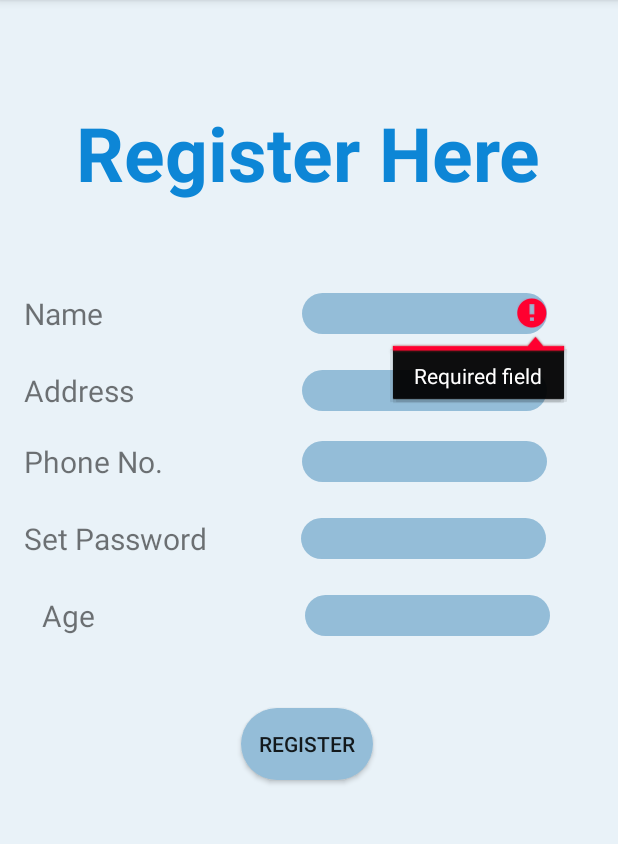
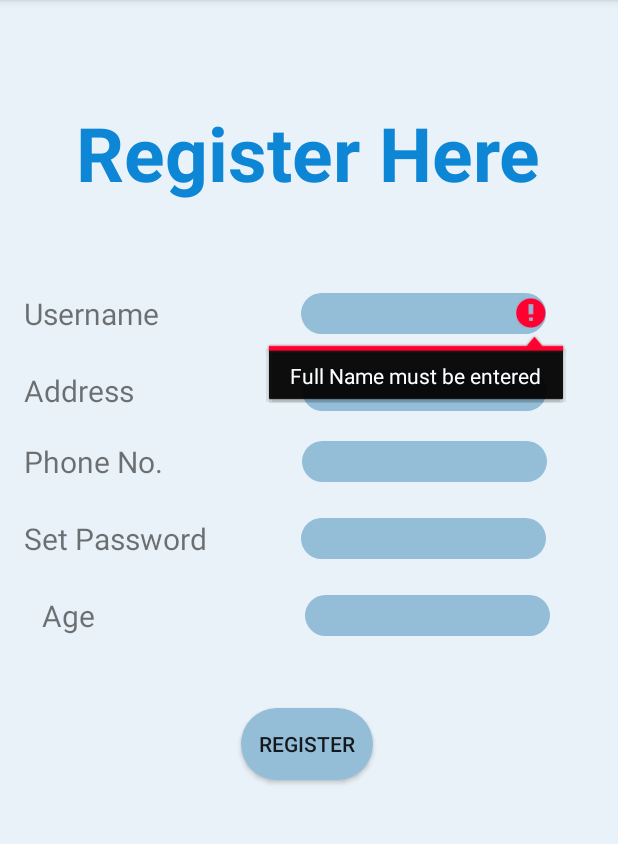
Before and after one commit to spur-s/Voter, an Android app: the screen it shows after launch (RegisterActivity), after a tap on "REGISTER", on a phone screen of 412 x 824 dp, the part 84-928 px from its top. Run offline under Robolectric (Android 15) with nearby library versions, the phone set to English and light mode, and no system bars; our stand-ins replace Firebase (no records; nobody signed in at launch, a user with empty details on screens opened directly).

```diff
--- a/app/build.gradle
+++ b/app/build.gradle
@@ -6,8 +6,9 @@ android {
     buildToolsVersion "29.0.2"
     defaultConfig {
         applicationId "com.sparsh.vote"
-        minSdkVersion 15
+        minSdkVersion 16
         targetSdkVersion 29
+        multiDexEnabled true
         versionCode 1
         versionName "1.0"
         testInstrumentationRunner "androidx.test.runner.AndroidJUnitRunner"
@@ -22,10 +23,13 @@ android {
 
 dependencies {
     implementation fileTree(dir: 'libs', include: ['*.jar'])
+    implementation 'com.android.support:multidex:1.0.3'
     implementation 'androidx.appcompat:appcompat:1.1.0'
     implementation 'androidx.constraintlayout:constraintlayout:1.1.3'
     implementation 'com.google.firebase:firebase-database:19.3.1'
     testImplementation 'junit:junit:4.12'
     androidTestImplementation 'androidx.test.ext:junit:1.1.1'
     androidTestImplementation 'androidx.test.espresso:espresso-core:3.2.0'
+    implementation 'com.google.firebase:firebase-auth:19.3.1'
+    implementation 'com.google.firebase:firebase-firestore:21.4.3'
 }
--- a/app/src/main/AndroidManifest.xml
+++ b/app/src/main/AndroidManifest.xml
@@ -1,6 +1,8 @@
 <?xml version="1.0" encoding="utf-8"?>
 <manifest xmlns:android="http://schemas.android.com/apk/res/android"
     package="com.sparsh.vote">
+
+    <uses-permission android:name="android.permission.INTERNET"/>
 
     <application
         android:allowBackup="true"
--- a/app/src/main/java/com/sparsh/vote/RegisterActivity.java
+++ b/app/src/main/java/com/sparsh/vote/RegisterActivity.java
@@ -1,75 +1,120 @@
 package com.sparsh.vote;
 
-import androidx.appcompat.app.AppCompatActivity;
-
+import android.content.Intent;
 import android.os.Bundle;
 import android.text.TextUtils;
 import android.view.View;
 import android.widget.Button;
 import android.widget.EditText;
+import android.widget.ProgressBar;
+
 import android.widget.Toast;
 
+import androidx.annotation.NonNull;
+import androidx.appcompat.app.AppCompatActivity;
+
+import com.google.android.gms.tasks.OnCompleteListener;
+import com.google.android.gms.tasks.Task;
+import com.google.firebase.auth.AuthResult;
+import com.google.firebase.auth.FirebaseAuth;
 import com.google.firebase.database.DatabaseReference;
 import com.google.firebase.database.FirebaseDatabase;
-
+import com.google.firebase.firestore.FirebaseFirestore;
 
 public class RegisterActivity extends AppCompatActivity {
+    public static final String TAG = "TAG";
+    EditText eFullName, eAge, ePassword, eAddress, ePhone;
+    Button Savebtn;
+    FirebaseAuth fAuth;
+    ProgressBar progressBar;
+    FirebaseFirestore fStore;
 
-    EditText txtname,txtaddress,txtphone,txtpassword,txtage;
-    Button btnreg;
-    DatabaseReference reff;
-    Member member;
+    DatabaseReference databaseReference;
 
     @Override
     protected void onCreate(Bundle savedInstanceState) {
         super.onCreate(savedInstanceState);
         setContentView(R.layout.activity_register);
-        txtname=findViewById(R.id.txtname);
-        txtaddress=findViewById(R.id.txtaddress);
-        txtphone=findViewById(R.id.txtphone);
-        txtpassword=findViewById(R.id.txtpassword);
-        txtage=findViewById(R.id.txtage);
-        btnreg=findViewById(R.id.btnreg);
-        member = new Member();
-        reff= FirebaseDatabase.getInstance().getReference().child("Member");
-        btnreg.setOnClickListener(new View.OnClickListener() {
+
+        eFullName= findViewById(R.id.txtname);
+        ePassword= findViewById(R.id.txtpassword);
+        eAddress= findViewById(R.id.txtaddress);
+        eAge=findViewById(R.id.txtage);
+        ePhone=findViewById(R.id.txtphone);
+        Savebtn= findViewById(R.id.btnreg);
+
+        fAuth= FirebaseAuth.getInstance();
+        fStore= FirebaseFirestore.getInstance();
+        databaseReference = FirebaseDatabase.getInstance().getReference();
+
+
+
+        if (fAuth.getCurrentUser() !=null){
+            startActivity(new Intent(getApplicationContext(),MainActivity.class));
+            finish();
+        }
+
+        Savebtn.setOnClickListener(new View.OnClickListener() {
             @Override
             public void onClick(View v) {
-                Integer agee=Integer.parseInt(txtage.getText().toString().trim());
-                Long phno=Long.parseLong(txtphone.getText().toString().trim());
-                if (TextUtils.isEmpty(txtname.getText().toString())) {
-                    txtname.setError("Required field");
-                    return;
-                }
-                if (TextUtils.isEmpty(txtphone.getText().toString())) {
-                    txtphone.setError("Required field");
-                    return;
-                }
-                if (TextUtils.isEmpty(txtaddress.getText().toString())) {
-                    txtaddress.setError("Required field");
-                    return;
-                }
-                if (TextUtils.isEmpty(txtpassword.getText().toString())) {
-                    txtpassword.setError("Required field");
-                    return;
-                }
-                if (TextUtils.isEmpty(txtage.getText().toString())) {
-                    txtage.setError("Required field");
+                final String password = ePassword.getText().toString().trim();
+                final String fullname = eFullName.getText().toString();
+                final String address = eAddress.getText().toString();
+                final String age = eAge.getText().toString().trim();
+                final String phone = ePhone.getText().toString();
+
+
+                if (TextUtils.isEmpty(fullname)){
+                    eFullName.setError("Full Name must be entered");
                     return;
                 }
 
-                member.setName(txtname.getText().toString().trim());
-                member.setAddress(txtaddress.getText().toString().trim());
-                member.setPassword(txtpassword.getText().toString().trim());
-                member.setAge(agee);
-                member.setPhone(phno);
-                reff.push().setValue(member);
-                Toast.makeText(RegisterActivity.this, "Registered Successfully", Toast.LENGTH_SHORT).show();
-            }
+                if (TextUtils.isEmpty(address)){
+                    eAddress.setError("Address cannot be left");
+                    return;
+                }
+                if (TextUtils.isEmpty(phone)){
+                    ePhone.setError("Enter Phone Number");
+                    return;
+                }
+                if (TextUtils.isEmpty(age)){
+                    eAge.setError("Enter Your Age");
+                    return;
+                }
 
+                if (TextUtils.isEmpty(password)){
+                    ePassword.setError("Password is required");
+                    return;
+                }
 
+                if (password.length()<6){
+                    ePassword.setError("Password must be more than six characters");
+                    return;
+                }
 
-        });
-    }
+                progressBar.setVisibility(View.VISIBLE);
 
-}
+                //registering the user in firebase
+
+                fAuth.createUserWithEmailAndPassword(fullname,password).addOnCompleteListener(new OnCompleteListener<AuthResult>() {
+                    @Override
+                    public void onComplete(@NonNull Task<AuthResult> task) {
+                        if (task.isSuccessful()) {
+                            Toast.makeText(RegisterActivity.this, "User has been registered", Toast.LENGTH_SHORT).show();
+                            String userID = fAuth.getCurrentUser().getUid();
+                            DatabaseReference current_user = databaseReference.child(userID);
+                            current_user.child("name").setValue(fullname);
+                            current_user.child("password").setValue(password);
+                            current_user.child("address").setValue(address);
+                            current_user.child("phone").setValue(phone);
+                            current_user.child("age").setValue(age);
+
+                            startActivity(new Intent(getApplicationContext(), LoginActivity.class));
+                        }else {
+                            Toast.makeText(RegisterActivity.this, "Error!" +task.getException().getMessage(), Toast.LENGTH_SHORT).show();
+                            progressBar.setVisibility(View.GONE);
+                        }
+                    }
+                });
+            }})
+        ;}}
--- a/app/src/main/res/layout/activity_register.xml
+++ b/app/src/main/res/layout/activity_register.xml
@@ -45,7 +45,7 @@
         android:layout_width="wrap_content"
         android:layout_height="wrap_content"
         android:layout_marginTop="60dp"
-        android:text="Name"
+        android:text="Username"
         android:textSize="20dp"
         app:layout_constraintStart_toStartOf="@+id/guideline3"
         app:layout_constraintTop_toBottomOf="@+id/textView5" />
@@ -60,7 +60,7 @@
         android:inputType="textPersonName"
         android:textSize="20dp"
         app:layout_constraintEnd_toStartOf="@+id/guideline4"
-        app:layout_constraintHorizontal_bias="0.817"
+        app:layout_constraintHorizontal_bias="0.756"
         app:layout_constraintStart_toEndOf="@+id/textView6"
         app:layout_constraintTop_toBottomOf="@+id/textView5" />
 
@@ -179,4 +179,16 @@
         app:layout_constraintEnd_toStartOf="@+id/guideline4"
         app:layout_constraintTop_toBottomOf="@+id/txtpassword" />
 
+    <ProgressBar
+        android:id="@+id/progressBar"
+        style="?android:attr/progressBarStyle"
+        android:layout_width="wrap_content"
+        android:layout_height="wrap_content"
+        android:layout_marginTop="12dp"
+        android:visibility="invisible"
+        app:layout_constraintEnd_toStartOf="@+id/guideline4"
+        app:layout_constraintHorizontal_bias="0.498"
+        app:layout_constraintStart_toStartOf="@+id/guideline3"
+        app:layout_constraintTop_toBottomOf="@+id/btnreg" />
+
 </androidx.constraintlayout.widget.ConstraintLayout>
--- a/build.gradle
+++ b/build.gradle
@@ -7,7 +7,7 @@ buildscript {
 
     }
     dependencies {
-        classpath 'com.android.tools.build:gradle:3.5.3'
+        classpath 'com.android.tools.build:gradle:4.0.0'
         classpath 'com.google.gms:google-services:4.2.0'
 
         // NOTE: Do not place your application dependencies here; they belong
```
Also changed, not shown: app/src/main/java/com/sparsh/vote/LoginActivity.java (+19 -0 lines), app/src/main/res/layout/activity_login.xml (+24 -8 lines), gradle/wrapper/gradle-wrapper.properties.
